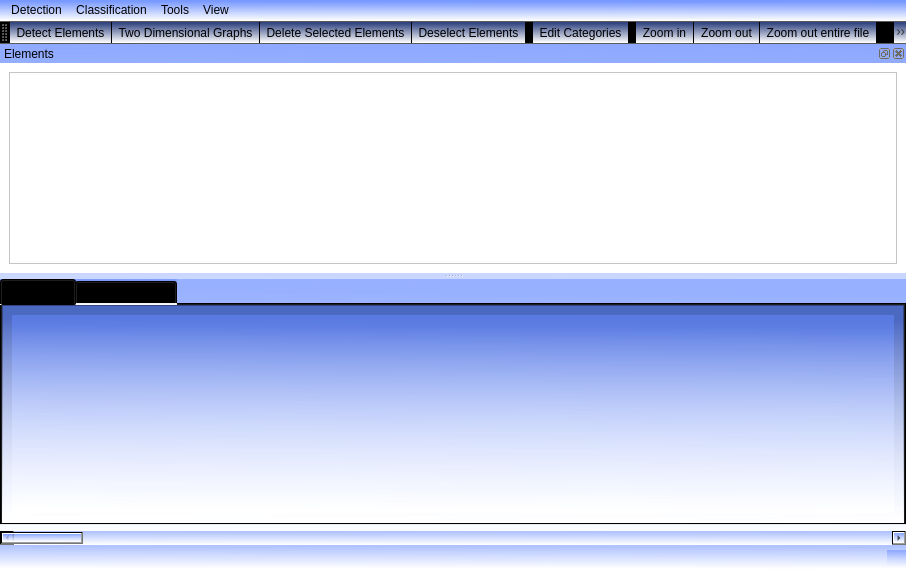
ECMora/SoundLab, file Graphic_Interface/UI_Files/SegmentationAndClasificationWindowUI.ui: the form before one commit.
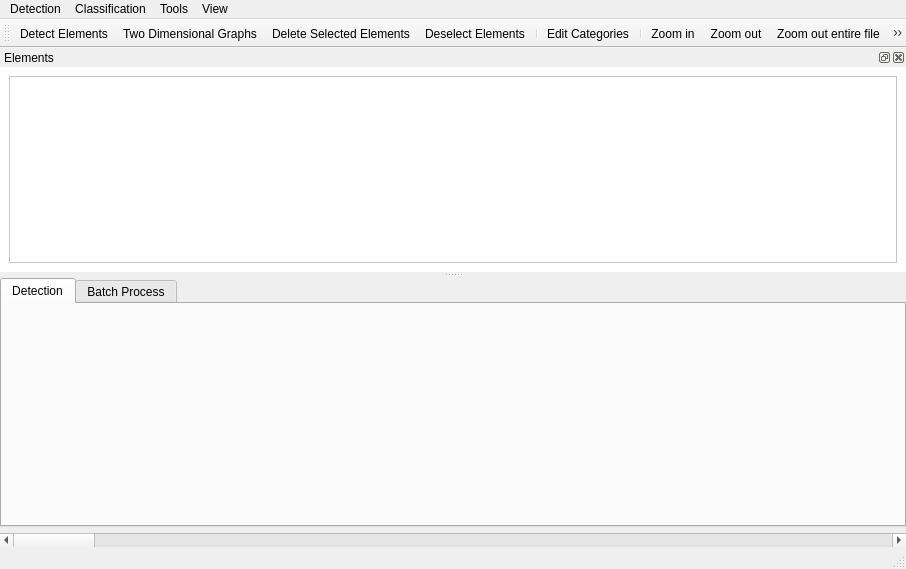
The form after the commit. Icons and pictures are not drawn. Custom widgets are drawn as their Qt base class.

Patch:
```diff
--- a/Graphic_Interface/UI_Files/SegmentationAndClasificationWindowUI.ui
+++ b/Graphic_Interface/UI_Files/SegmentationAndClasificationWindowUI.ui
@@ -26,10 +26,7 @@
    <bool>false</bool>
   </property>
   <property name="styleSheet">
-   <string notr="true">font: 10pt &quot;Arial&quot;;
-background-color: qlineargradient(spread:pad, x1:0.358, y1:0.017, x2:0.341, y2:1, stop:0.0397727 rgba(101, 138, 255, 129), stop:0.988636 rgba(255, 255, 255, 255));
-color: rgb(0, 0, 0);
-padding:1%;</string>
+   <string notr="true"/>
   </property>
   <widget class="QWidget" name="centralwidget">
    <property name="styleSheet">
@@ -312,7 +309,7 @@
      <x>0</x>
      <y>0</y>
      <width>906</width>
-     <height>24</height>
+     <height>21</height>
     </rect>
    </property>
    <widget class="QMenu" name="menuParameters">
```
Left out of the diff: 20 changed lines with no effect on the pictures.
